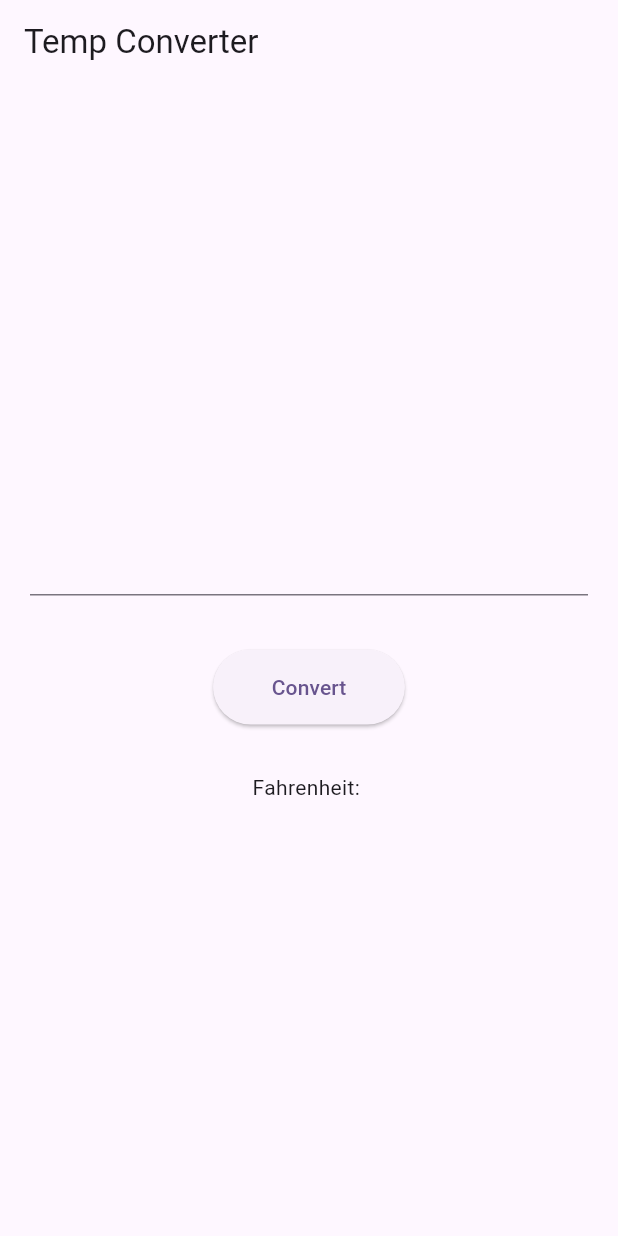
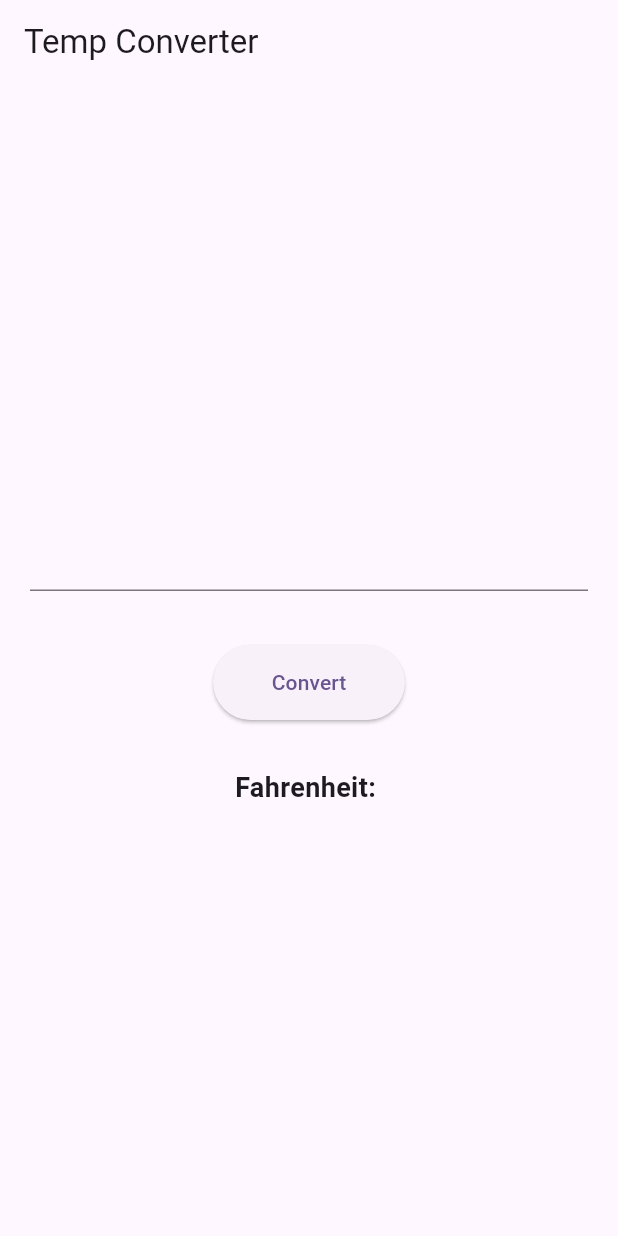
Before and after one commit to Huy2411SCH/my_unit_converter_app, a Flutter app: the screen it shows after launch, on a phone screen of 412 x 824 dp. Run offline on Flutter 3.47's test engine with Material 3 defaults, Android fonts, the phone set to English and light mode, and no system bars.

Commit message:
Update main.dart
add TextStyle to Text display
add comments

```diff
--- a/lib/main.dart
+++ b/lib/main.dart
@@ -76,11 +76,12 @@ class _MyHomePageState extends State<MyHomePage> {
                         _displayText = "Fahrenheit: ${_fahrenheitResult!.toStringAsFixed(2)}";
                       });
                     } else {
-                      // Show an error message if the input is not a valid number
+                      //Update/reset the Text display when wrong input
                       setState(() {
                         _fahrenheitResult = null;
                         _displayText = "Fahrenheit: ";
                       });
+                      // Show an error message if the input is not a valid number
                       ScaffoldMessenger.of(context).showSnackBar(
                         const SnackBar(
                           content: Text('Please enter a valid number!'),
@@ -99,7 +100,7 @@ class _MyHomePageState extends State<MyHomePage> {
                 padding: const EdgeInsets.all(16.0),
                 child: Text(
                   _displayText,
-
+                  style: const TextStyle(fontSize: 18, fontWeight: FontWeight.bold),
                 ),
               ),
           ],
```
